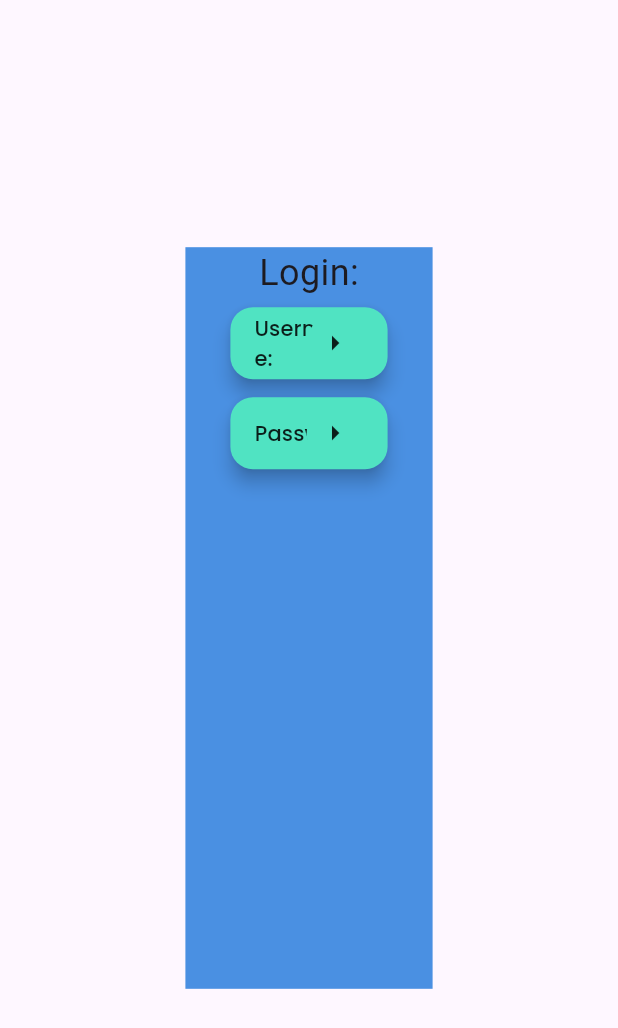
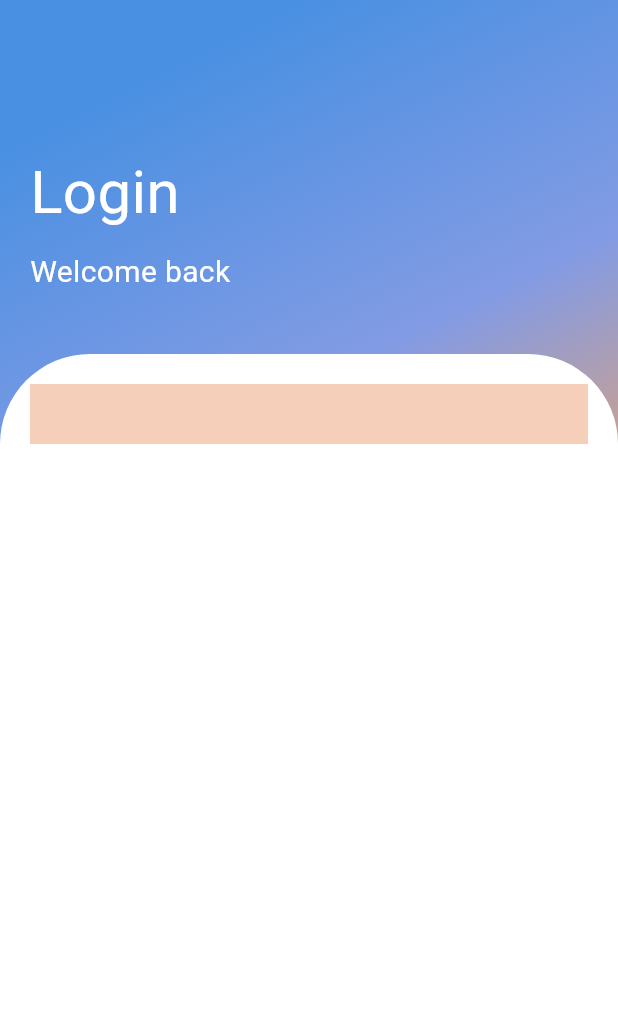
Before and after one commit to BernardoOPires/BetterMeTrackerAPP, a Flutter app: the screen it shows after launch, on a phone screen of 412 x 824 dp. Shown: the top 1028 px of the screen. Run offline on Flutter 3.47's test engine with Material 3 defaults, Android fonts, the phone set to English and light mode, and no system bars; our stand-ins replace google_fonts.

Commit message:
login page development 1

```diff
--- a/code/frontend/lib/features/core/presentation/pages/mainPage.dart
+++ b/code/frontend/lib/features/core/presentation/pages/mainPage.dart
@@ -14,11 +14,7 @@ class MainPage extends StatelessWidget {
         appBar: Navbar(),
         body: Column(
           children: [
-            Container(
-              color: primaryColor,
-              height: MediaQuery.of(context).size.height * 0.6,
-              width: MediaQuery.of(context).size.width * 0.4,
-              child: Center(
+            Center(
               child: Column(
                 children: [
                   //static test -- make it dynamic (listview widget)
@@ -136,7 +132,6 @@ class MainPage extends StatelessWidget {
                 ],
               ),
             ),
-            ),
             Container(
               color: lightBlueBackground,
               child: Column(children: [SizedBox(), SizedBox()]),
--- a/code/frontend/lib/features/user/presentation/pages/login_page.dart
+++ b/code/frontend/lib/features/user/presentation/pages/login_page.dart
@@ -9,87 +9,61 @@ class LoginPage extends StatelessWidget {
   Widget build(BuildContext context) {
     return MaterialApp(
       home: Scaffold(
-        // appBar: , add global navbar
-        body: Center(
-          child: Container(
-            alignment: Alignment.center,
-            color: primaryColor,
-            height: MediaQuery.of(context).size.height * 0.6,
-            width: MediaQuery.of(context).size.width * 0.4,
+        body: Container(
+          width: double.infinity,
+          decoration: BoxDecoration(
+            gradient: LinearGradient(
+              begin: Alignment.topCenter,
+              colors: [
+                primaryColor,
+                Color.fromARGB(255, 131, 155, 228),
+                secondaryColor,
+              ],
+            ),
+          ),
           child: Column(
+            crossAxisAlignment: CrossAxisAlignment.start,
             children: [
-                Text("Login:", style: TextStyle(fontSize: 24)),
+              SizedBox(height: 80),
               Padding(
-                  padding: const EdgeInsets.symmetric(
-                    horizontal: 30,
-                    vertical: 6,
+                padding: EdgeInsets.all(20),
+                child: Column(
+                  crossAxisAlignment: CrossAxisAlignment.start,
+                  children: [
+                    Text(
+                      "Login",
+                      style: TextStyle(color: Colors.white, fontSize: 40),
                     ),
-                  child: Material(
-                    elevation: 5,
-                    color: supColor,
-                    borderRadius: BorderRadius.circular(15.0),
-                    child: SizedBox(
-                      width: MediaQuery.of(context).size.width * 0.4,
-                      child: MaterialButton(
-                        minWidth: MediaQuery.of(context).size.width * 1,
-                        onPressed: () {},
-                        child: Stack(
-                          alignment: Alignment.center,
-                          children: [
-                            Text("Username:", style: GoogleFonts.poppins()),
-                            Row(
-                              mainAxisAlignment: MainAxisAlignment.end,
-                              children: [
-                                Container(
-                                  padding: EdgeInsets.all(7),
-                                  decoration: BoxDecoration(
-                                    color: supColor,
-                                    shape: BoxShape.circle,
-                                  ),
-                                  child: Icon(Icons.arrow_right),
-                                ),
-                              ],
+                    SizedBox(height: 10),
+                    Text(
+                      "Welcome back",
+                      style: TextStyle(color: Colors.white, fontSize: 20),
                     ),
                   ],
                 ),
               ),
+              SizedBox(height: 20),
+              Expanded(
+                child: Container(
+                  decoration: BoxDecoration(
+                    borderRadius: BorderRadius.only(
+                      topLeft: Radius.circular(60),
+                      topRight: Radius.circular(60),
                     ),
+                    color: Colors.white,
                   ),
-                ),
-                Padding(
-                  padding: const EdgeInsets.symmetric(
-                    horizontal: 30,
-                    vertical: 6,
-                  ),
-                  child: Material(
-                    elevation: 5,
-                    color: supColor,
-                    borderRadius: BorderRadius.circular(15.0),
-                    child: SizedBox(
-                      width: MediaQuery.of(context).size.width * 0.4,
-                      child: MaterialButton(
-                        minWidth: MediaQuery.of(context).size.width * 1,
-                        onPressed: () {},
-                        child: Stack(
-                          alignment: Alignment.center,
-                          children: [
-                            Text("Password:", style: GoogleFonts.poppins()),
-                            Row(
-                              mainAxisAlignment: MainAxisAlignment.end,
+                  padding: EdgeInsets.all(20),
+                  child: Column(
                     children: [
                       Container(
-                                  padding: EdgeInsets.all(7),
+                        padding: EdgeInsets.all(20),
                         decoration: BoxDecoration(
-                                    color: supColor,
-                                    shape: BoxShape.circle,
-                                  ),
-                                  child: Icon(Icons.arrow_right),
-                                ),
-                              ],
-                            ),
+                          boxShadow: [
+                            BoxShadow(color: Color.fromRGBO(225, 95, 27, .3)),
                           ],
                         ),
                       ),
+                    ],
                   ),
                 ),
               ),
@@ -97,7 +71,6 @@ class LoginPage extends StatelessWidget {
           ),
         ),
       ),
-      ),
     );
   }
 }
```
Lines whose indentation alone changed are shown as unchanged.
